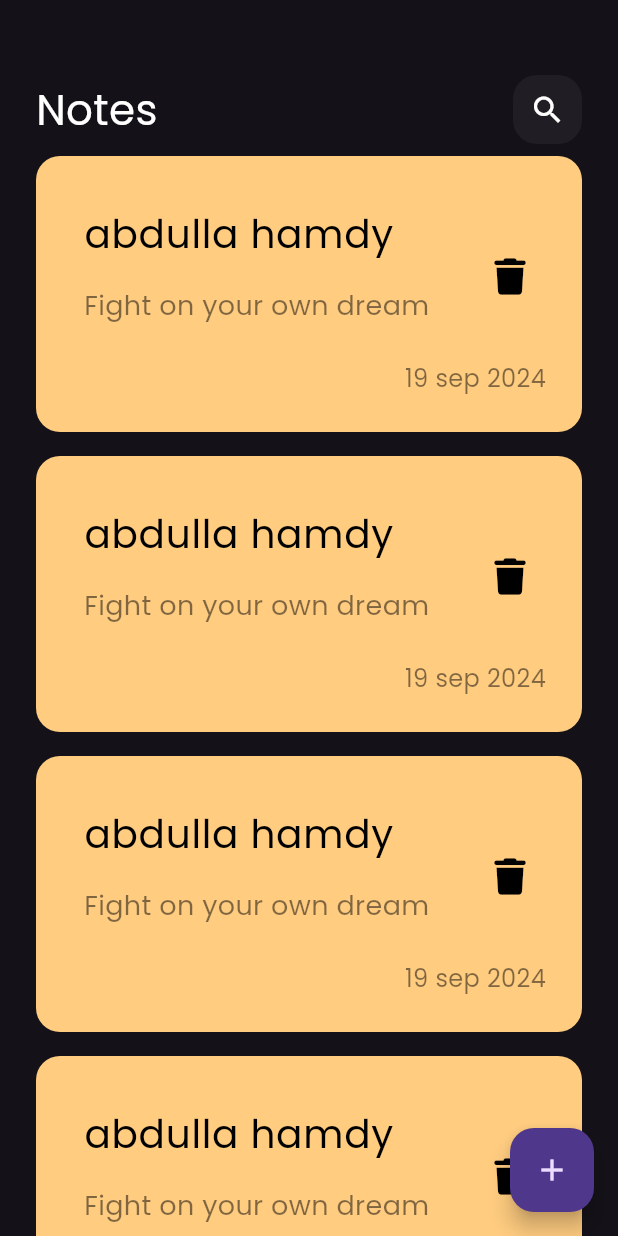
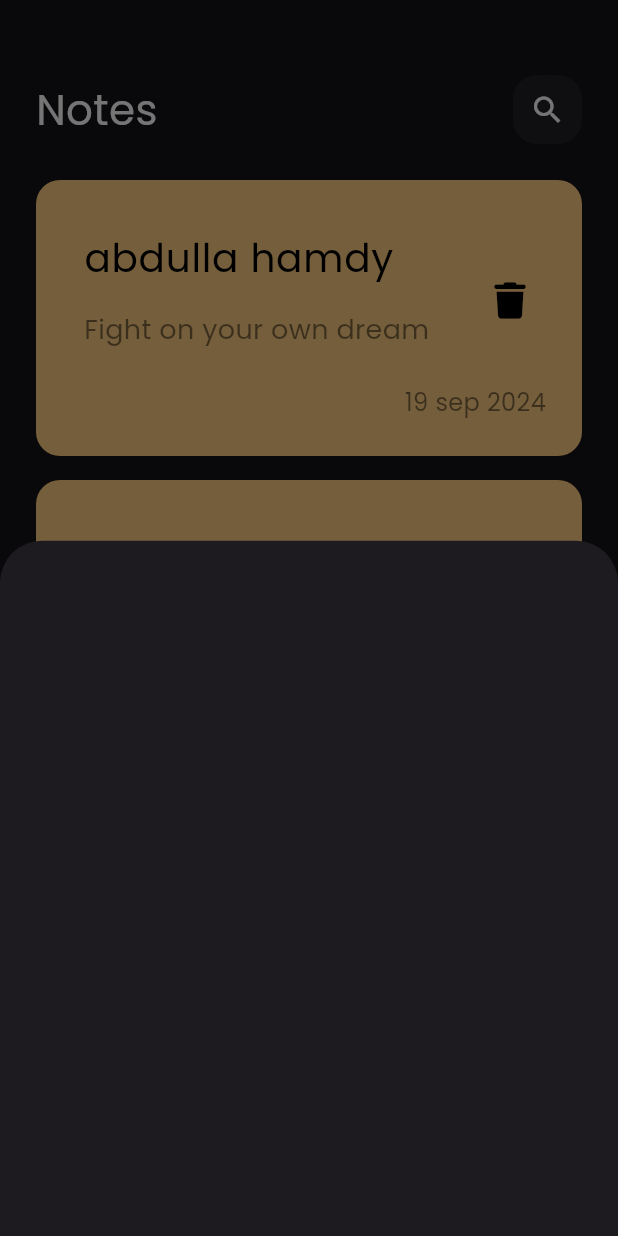
Before and after one commit to abdulla662/notes_app, a Flutter app: the screen it shows after launch, after a tap on the "add" icon, on a phone screen of 412 x 824 dp. Run offline on Flutter 3.47's test engine with Material 3 defaults, Android fonts, the phone set to English and light mode, and no system bars; our stand-ins replace font_awesome_flutter; missing offline and left inert: dart:ffi.

```diff
--- a/lib/views/notes_view.dart
+++ b/lib/views/notes_view.dart
@@ -8,7 +8,13 @@ class NotesView extends StatelessWidget {
   Widget build(BuildContext context) {
     return Scaffold(
       floatingActionButton: FloatingActionButton(
-        onPressed: () {},
+        onPressed: () {
+          showModalBottomSheet(
+              context: context,
+              builder: (context) {
+                return Container();
+              });
+        },
         child: Icon(Icons.add),
       ),
       body: NotesviewBody(),
--- a/lib/views/widgets/notes_listview.builder.dart
+++ b/lib/views/widgets/notes_listview.builder.dart
@@ -6,12 +6,16 @@ class Note_Item_builder extends StatelessWidget {
 
   @override
   Widget build(BuildContext context) {
-    return ListView.builder(
-      itemBuilder: (context, index) {
-        return Padding(
-            padding: EdgeInsets.symmetric(vertical: 8),
-            child: const Note_Item());
-      },
+    return Padding(
+      padding: EdgeInsets.symmetric(vertical: 16),
+      child: ListView.builder(
+        padding: EdgeInsets.zero,
+        itemBuilder: (context, index) {
+          return Padding(
+              padding: EdgeInsets.symmetric(vertical: 8),
+              child: const Note_Item());
+        },
+      ),
     );
   }
 }
```
Also changed, not shown: lib/views/widgets/Modal_Bottom_Sheet.dart (added, +10 -0 lines).
